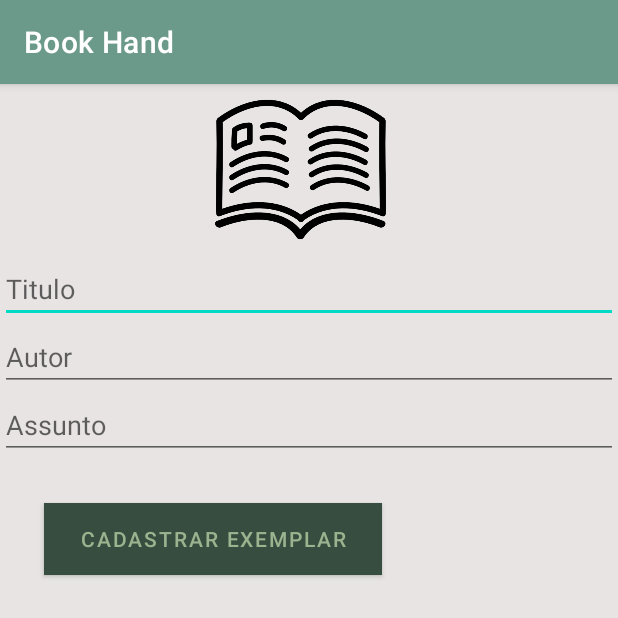
After one commit to evandroLutz/AppAndroidExampleFragments, an Android app: the fragment Editar_livroFragment shown on its own in the app's theme, on a phone screen of 412 x 824 dp, the top half of it. The commit adds this screen. Run offline under Robolectric (Android 15) with nearby library versions, the phone set to English and light mode, and no system bars; our stand-ins replace Firebase (no records; nobody signed in at launch, a user with empty details on screens opened directly); 4 statements that could not run were skipped.

Commit message:
implementa edicao livro firebase

```diff
--- a/app/src/main/java/com/example/entrega3/adapter/MyAdapterLivros.java
+++ b/app/src/main/java/com/example/entrega3/adapter/MyAdapterLivros.java
@@ -58,8 +58,10 @@ public class MyAdapterLivros extends RecyclerView.Adapter<MyAdapterLivros.MyView
         });
         Bundle bundle = new Bundle();
         bundle.putString("id", l.getId());
-        System.out.println("position view"+ position);
-        myViewHolder.btnEdit.setOnClickListener(Navigation.createNavigateOnClickListener(R.id.nav_editar, bundle));
+        bundle.putString("titulo", l.getTitulo());
+        bundle.putString("autor", l.getAutor());
+        bundle.putString("assunto", l.getAssunto());
+        myViewHolder.btnEdit.setOnClickListener(Navigation.createNavigateOnClickListener(R.id.nav_editar_livro, bundle));
     }
 
     @Override
--- a/app/src/main/java/com/example/entrega3/fragments/Cadastrar_livroFragment.java
+++ b/app/src/main/java/com/example/entrega3/fragments/Cadastrar_livroFragment.java
@@ -5,6 +5,7 @@ import android.os.Bundle;
 import androidx.annotation.NonNull;
 import androidx.annotation.Nullable;
 import androidx.fragment.app.Fragment;
+import androidx.navigation.Navigation;
 
 import android.view.LayoutInflater;
 import android.view.View;
@@ -61,7 +62,7 @@ public class Cadastrar_livroFragment extends Fragment {
                 @Override
                 public void onSuccess(Void aVoid) {
                     Snackbar.make(view, "Cadastrado com sucesso", Snackbar.LENGTH_LONG).show();
-                    //Navigation.findNavController(view).navigate(R.id.ac);
+                    Navigation.findNavController(view).navigate(R.id.action_nav_cadastrar_livro_to_nav_listar_livros);
                 }
             })
                     .addOnFailureListener(new OnFailureListener() {
--- /dev/null
+++ b/app/src/main/java/com/example/entrega3/fragments/Editar_livroFragment.java
@@ -0,0 +1,99 @@
+package com.example.entrega3.fragments;
+
+import android.content.DialogInterface;
+import android.os.Bundle;
+
+import androidx.annotation.NonNull;
+import androidx.annotation.Nullable;
+import androidx.appcompat.app.AlertDialog;
+import androidx.fragment.app.Fragment;
+import androidx.navigation.Navigation;
+import androidx.recyclerview.widget.LinearLayoutManager;
+import androidx.recyclerview.widget.RecyclerView;
+
+import android.view.LayoutInflater;
+import android.view.View;
+import android.view.ViewGroup;
+import android.widget.Button;
+
+import com.example.entrega3.R;
+import com.example.entrega3.model.Livro;
+import com.google.android.material.snackbar.Snackbar;
+import com.google.android.material.textfield.TextInputEditText;
+import com.google.firebase.database.DataSnapshot;
+import com.google.firebase.database.DatabaseError;
+import com.google.firebase.database.DatabaseReference;
+import com.google.firebase.database.FirebaseDatabase;
+import com.google.firebase.database.ValueEventListener;
+
+import java.util.ArrayList;
+import java.util.List;
+
+public class Editar_livroFragment extends Fragment {
+    private TextInputEditText titulo;
+    private TextInputEditText autor;
+    private TextInputEditText assunto;
+    private Button btnEditar;
+    private String key;
+    private String tituloBundle;
+    private String autorBundle;
+    private String assuntoBundle;
+    @Nullable
+    @Override
+    public View onCreateView(@NonNull LayoutInflater inflater, @Nullable ViewGroup container,
+                             @Nullable Bundle savedInstanceState) {
+        View root = inflater.inflate(R.layout.fragment_editar_livro, container, false);
+        Bundle bundle = getArguments();
+        titulo = root.findViewById(R.id.editTextTitulo);
+        autor = root.findViewById(R.id.editTextAutor);
+        assunto = root.findViewById(R.id.editTextAssunto);
+        btnEditar = root.findViewById(R.id.btnEditarExemplar);
+        tituloBundle = bundle.getString("titulo");
+        autorBundle = bundle.getString("autor");
+        assuntoBundle = bundle.getString("assunto");
+        key = bundle.getString("id");
+        btnEditar.setOnClickListener(new View.OnClickListener() {
+            @Override
+            public void onClick(View v) {
+                editarItem();
+            }
+        });
+        return root;
+    }
+    private void editarItem() {
+        new AlertDialog.Builder(getContext())
+                .setTitle("Editando livro")
+                .setMessage("Tem certeza que deseja editar esse livro?")
+                .setPositiveButton("Sim", new DialogInterface.OnClickListener() {
+                    @Override
+                    public void onClick(DialogInterface dialogInterface, int i) {
+                        DatabaseReference reference = FirebaseDatabase.getInstance().getReference("livro").child(key);
+                        String tituloString = titulo.getText().toString();
+                        String autorString = autor.getText().toString();
+                        String assuntoString = assunto.getText().toString();
+
+                        if(tituloString.isEmpty() && autorString.isEmpty() && assuntoString.isEmpty()){
+                            Snackbar.make(getView(), "Nenhum campo preenchido", Snackbar.LENGTH_LONG).show();
+
+                        }else{
+
+                            if(tituloString.isEmpty()){
+                                tituloString = tituloBundle;
+                            }
+                            if(autorString.isEmpty()){
+                                autorString = autorBundle;
+                            }
+                            if(assuntoString.isEmpty()){
+                                assuntoString = assuntoBundle;
+                            }
+
+                            Livro l = new Livro(tituloString, autorString, assuntoString);
+                            reference.setValue(l);
+                            Snackbar.make(getView(), "item editado!!!", Snackbar.LENGTH_LONG).show();
+                            Navigation.findNavController(getView()).navigate(R.id.action_nav_editar_livro_to_nav_listar_livros);
+                        }
+
+                    }
+                }).setNegativeButton("Não", null).show();
+    }
+}
--- a/app/src/main/java/com/example/entrega3/model/Livro.java
+++ b/app/src/main/java/com/example/entrega3/model/Livro.java
@@ -14,6 +14,12 @@ public class Livro implements Serializable {
     private  String assunto;
 
     public Livro(){}
+
+    public Livro(String titulo, String autor, String assunto) {
+        this.titulo = titulo;
+        this.autor = autor;
+        this.assunto = assunto;
+    }
 
     public String getTitulo() {
         return titulo;
--- /dev/null
+++ b/app/src/main/res/layout/fragment_editar_livro.xml
@@ -0,0 +1,66 @@
+<?xml version="1.0" encoding="utf-8"?>
+<FrameLayout xmlns:android="http://schemas.android.com/apk/res/android"
+    xmlns:app="http://schemas.android.com/apk/res-auto"
+    xmlns:tools="http://schemas.android.com/tools"
+    android:layout_width="match_parent"
+    android:layout_height="match_parent"
+    tools:context=".fragments.CadastraFragment">
+
+    <!-- TODO: Update blank fragment layout -->
+
+    <LinearLayout
+        android:layout_width="match_parent"
+        android:layout_height="match_parent"
+        android:background="@color/ming"
+        android:orientation="vertical">
+
+        <ImageView
+            android:id="@+id/imageView"
+            android:layout_width="250dp"
+            android:layout_height="114dp"
+            android:layout_marginStart="@dimen/linearImg"
+            android:layout_marginLeft="@dimen/linearImg"
+            app:srcCompat="@drawable/exemplar_icon" />
+
+        <com.google.android.material.textfield.TextInputEditText
+            android:id="@+id/editTextTitulo"
+            android:layout_width="match_parent"
+            android:layout_height="wrap_content"
+            android:hint="Titulo"
+            android:inputType="text" />
+
+        <com.google.android.material.textfield.TextInputEditText
+            android:id="@+id/editTextAutor"
+            android:layout_width="match_parent"
+            android:layout_height="wrap_content"
+            android:hint="Autor"
+            android:inputType="text" />
+
+        <com.google.android.material.textfield.TextInputEditText
+            android:id="@+id/editTextAssunto"
+            android:layout_width="match_parent"
+            android:layout_height="wrap_content"
+            android:hint="Assunto"
+            android:inputType="text" />
+
+
+        <Button
+            android:id="@+id/btnEditarExemplar"
+            android:layout_width="225dp"
+            android:layout_height="wrap_content"
+            android:layout_margin="@dimen/linearContent"
+            android:layout_marginStart="@dimen/linearContent"
+            android:layout_marginLeft="@dimen/linearContent"
+            android:layout_marginTop="@dimen/linearContent"
+            android:layout_marginEnd="@dimen/linearContent"
+            android:layout_marginRight="@dimen/linearContent"
+            android:layout_marginBottom="@dimen/linearContent"
+            android:background="@color/laurel_green"
+            android:text="@string/btnCadExemplar"
+            android:textColor="@color/laurel_green"
+            app:backgroundTint="@color/kombu_green"
+            tools:ignore="TextContrastCheck" />
+
+    </LinearLayout>
+
+</FrameLayout>
```
Also changed, not shown: app/src/main/res/navigation/mobile_navigation.xml (+16 -3 lines).
